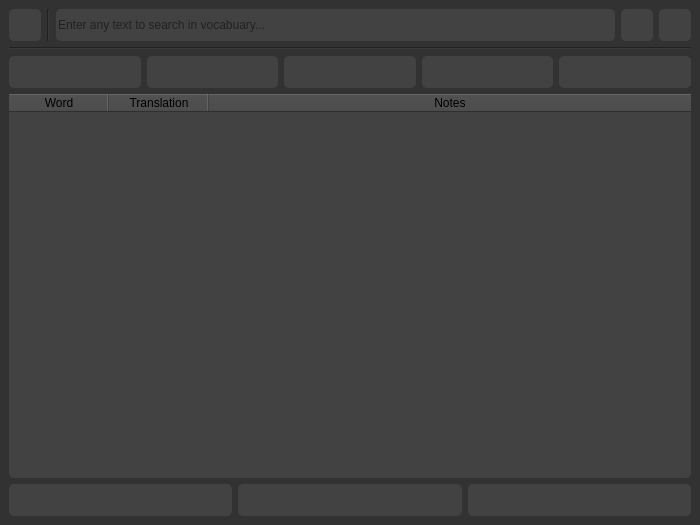
First picture: the form in window/interface/vocabulary_interface.ui, repository apps-open/BiLinguo, before the edit.
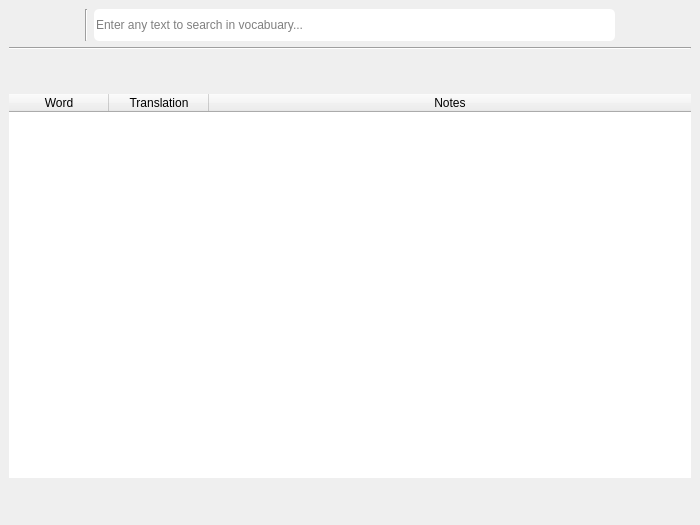
Second picture: the form after the edit. Icons and pictures are not drawn.

Diff of the .ui file:
```diff
--- a/window/interface/vocabulary_interface.ui
+++ b/window/interface/vocabulary_interface.ui
@@ -14,11 +14,11 @@
    <string>Vocabulary</string>
   </property>
   <property name="styleSheet">
-   <string notr="true">background:  #323232;</string>
+   <string notr="true"/>
   </property>
   <widget class="QWidget" name="centralwidget">
-   <layout class="QGridLayout" name="gridLayout">
-    <item row="0" column="0">
+   <layout class="QVBoxLayout" name="verticalLayout_2">
+    <item>
      <layout class="QVBoxLayout" name="verticalLayout">
       <item>
        <layout class="QHBoxLayout" name="horizontalLayout_5">
@@ -26,14 +26,33 @@
          <widget class="QPushButton" name="info_button">
           <property name="styleSheet">
            <string notr="true">*{image: url(:/info_button/icons8-help-24.png);
-background: #424242;
+
 border-radius: 5px;
 border: 0px solid;
 height: 32px;}
 *:hover {
      height: 32px;
       border: 1px solid white;
-      background: #626262;
+      
+}</string>
+          </property>
+          <property name="text">
+           <string/>
+          </property>
+         </widget>
+        </item>
+        <item>
+         <widget class="QPushButton" name="change_theme_button">
+          <property name="styleSheet">
+           <string notr="true">*{image: url(:/change_theme_icon/icons8-change-theme-24.png);
+
+border-radius: 5px;
+border: 0px solid;
+height: 32px;}
+*:hover {
+     height: 32px;
+      border: 1px solid white;
+      
 }</string>
           </property>
           <property name="text">
@@ -53,8 +72,8 @@
           <item>
            <widget class="QLineEdit" name="search_edit">
             <property name="styleSheet">
-             <string notr="true">*{background: #424242;
-background: #424242;
+             <string notr="true">*{
+
 border-radius: 5px;
 border: 0px solid;
 height: 32px;}
@@ -81,7 +100,7 @@
               </property>
               <property name="styleSheet">
                <string notr="true">*{image: url(:/enter_icon/icons8-next-page-24.png);
-background: #424242;
+
 border-radius: 5px;
 border: 0px solid;
 height: 32px;}
@@ -100,7 +119,7 @@
              <widget class="QPushButton" name="clear_search">
               <property name="styleSheet">
                <string notr="true">*{image: url(:/close_icon/icons8-close-24.png);
-background: #424242;
+
 border-radius: 5px;
 border: 0px solid;
 height: 32px;}
@@ -140,7 +159,7 @@
           </property>
           <property name="styleSheet">
            <string notr="true">*{image:url(:/add_icon/icons8-add-24.png);
-background: #424242;
+
 border-radius: 5px;
 border: 0px solid;
 height: 32px;}
@@ -159,7 +178,7 @@
          <widget class="QPushButton" name="delete_button">
           <property name="styleSheet">
            <string notr="true">*{image: url(:/delete_icon/icons8-remove-24.png);
-background: #424242;
+
 border-radius: 5px;
 border: 0px solid;
 height: 32px;}
@@ -178,7 +197,7 @@
          <widget class="QPushButton" name="translate_button">
           <property name="styleSheet">
            <string notr="true">*{image: url(:/translate_icon/icons8-translate-24.png);
-background: #424242;
+
 border-radius: 5px;
 border: 0px solid;
 height: 32px;}
@@ -197,7 +216,7 @@
          <widget class="QPushButton" name="save_button">
           <property name="styleSheet">
            <string notr="true">*{image: url(:/save_icon/icons8-save-24.png);
-background: #424242;
+
 border-radius: 5px;
 border: 0px solid;
 height: 32px;}
@@ -216,7 +235,7 @@
          <widget class="QPushButton" name="test_button">
           <property name="styleSheet">
            <string notr="true">*{image: url(:/test_icon/icons8-pass-fail-24.png);
-background: #424242;
+
 border-radius: 5px;
 border: 0px solid;
 height: 32px;}
@@ -236,8 +255,8 @@
       <item>
        <widget class="QTableWidget" name="vocabulary_table">
         <property name="styleSheet">
-         <string notr="true">*{background: #424242;
-background: #424242;
+         <string notr="true">*{
+
 border-radius: 5px;
 height: 30px;}
 </string>
@@ -286,7 +305,7 @@
          <widget class="QPushButton" name="load_button">
           <property name="styleSheet">
            <string notr="true">*{image: url(:/load_icon/icons8-download-24.png);
-background: #424242;
+
 border-radius: 5px;
 border: 0px solid;
 height: 32px;}
@@ -305,7 +324,7 @@
          <widget class="QPushButton" name="close_button">
           <property name="styleSheet">
            <string notr="true">*{image: url(:/close_icon/icons8-close-24.png);
-background: #424242;
+
 border-radius: 5px;
 border: 0px solid;
 height: 32px;}
@@ -330,7 +349,7 @@
           </property>
           <property name="styleSheet">
            <string notr="true">*{image: url(:/edit_icon/icons8-edit-24.png);
-background: #424242;
+
 border-radius: 5px;
 border: 0px solid;
 height: 32px;}
```
Left out of the diff: 22 changed lines with no effect on the pictures.
